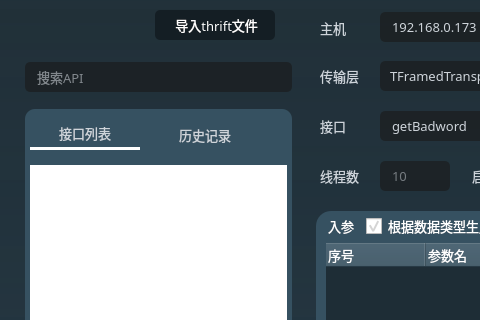
HuaGouFdog/Fdog-Kit, file module_thrift/thriftwidget.ui: the form before one commit; both pictures show x 0 to 480 and y 0 to 320 of the 1372 by 701 pixel window.
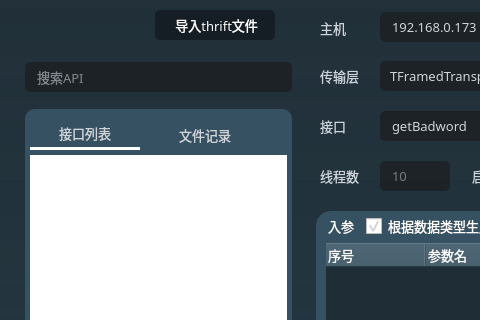
The form after the commit. Icons and pictures are not drawn.

Commit message: thrift模块新增接口搜索，避免大量接口短时间找不到

```diff
--- a/module_thrift/thriftwidget.ui
+++ b/module_thrift/thriftwidget.ui
@@ -520,7 +520,7 @@
                <number>0</number>
               </property>
               <property name="topMargin">
-               <number>10</number>
+               <number>0</number>
               </property>
               <property name="rightMargin">
                <number>0</number>
@@ -623,7 +623,7 @@
                <normaloff>:/lib/history2.png</normaloff>:/lib/history2.png</iconset>
              </attribute>
              <attribute name="title">
-              <string>历史记录</string>
+              <string>文件记录</string>
              </attribute>
             </widget>
            </widget>
```
The commit also changes 2 other files.
